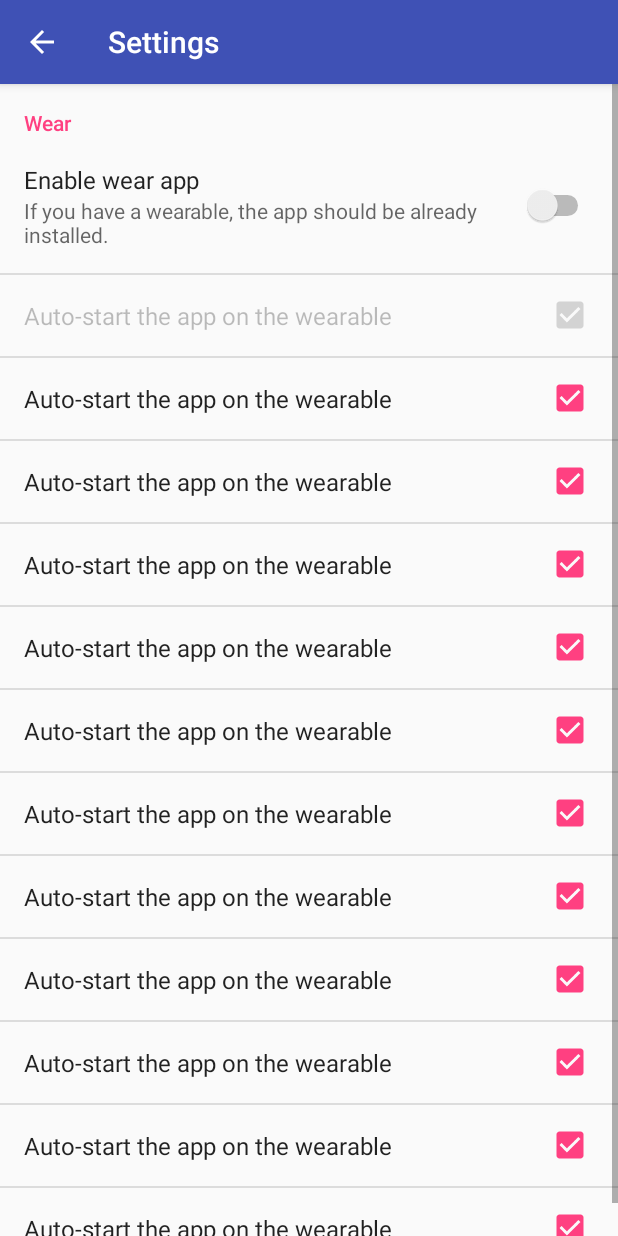
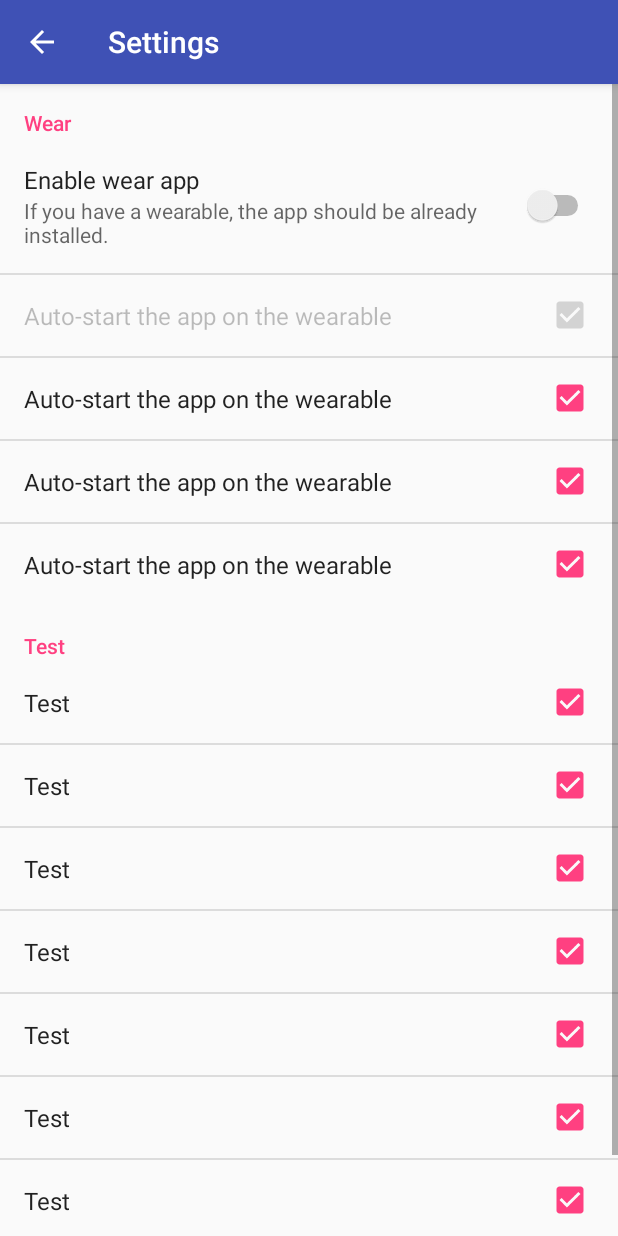
Before and after one commit to moraleja39/WearFPS, an Android app: the screen it shows after launch (SettingsActivity), in the options menu, after a tap on "Settings", on a phone screen of 412 x 824 dp. Run offline under Robolectric (Android 15) with nearby library versions, the phone set to English and light mode, and no system bars.

Commit message:
Added splash to wear app, refined data exchange

```diff
--- a/mobile/src/main/java/me/oviedo/wearfps/BackgroundService.java
+++ b/mobile/src/main/java/me/oviedo/wearfps/BackgroundService.java
@@ -34,9 +34,9 @@ public class BackgroundService extends Service implements GoogleApiClient.Connec
 
     private static final int FOREGROUND_NOTIFICATION_ID = 183;
 
-    public static final String START_ACTIVITY_PATH = "/start/MainActivity";
-    public static final String ALL_DATA_PATH = "/data/all";
-    public static final String FINISH_ACTIVITY_PATH = "/finish/MainActivity";
+    public static final String START_ACTIVITY_PATH = "/me.oviedo.wearfps/start/MainActivity";
+    public static final String ALL_DATA_PATH = "/me.oviedo.wearfps/data/all";
+    public static final String FINISH_ACTIVITY_PATH = "/me.oviedo.wearfps/finish/MainActivity";
 
     public static final String MOBILE_DATA_INTENT = "me.oviedo.wearfps.DATA_INTENT";
     public static final String MOBILE_INFO_INTENT = "me.oviedo.wearfps.INFO_INTENT";
@@ -172,7 +172,7 @@ public class BackgroundService extends Service implements GoogleApiClient.Connec
 
                         //Mobile
                         Intent intent = new Intent(MOBILE_DATA_INTENT);
-                        String[] values = serverMessage.split("-");
+                        String[] values = serverMessage.split(";");
                         intent.putExtra("CL", Integer.valueOf(values[0]));
                         intent.putExtra("GL", Integer.valueOf(values[1]));
                         intent.putExtra("FPS", Integer.valueOf(values[2]));
--- a/mobile/src/main/java/me/oviedo/wearfps/SettingsFragment.java
+++ b/mobile/src/main/java/me/oviedo/wearfps/SettingsFragment.java
@@ -1,15 +1,21 @@
 package me.oviedo.wearfps;
 
 
+import android.content.SharedPreferences;
 import android.os.Bundle;
+import android.preference.Preference;
+import android.preference.PreferenceCategory;
 import android.preference.PreferenceFragment;
 import android.support.v4.app.Fragment;
 import android.view.LayoutInflater;
 import android.view.View;
 import android.view.ViewGroup;
 import android.widget.TextView;
+import android.widget.Toast;
 
-public class SettingsFragment extends PreferenceFragment {
+public class SettingsFragment extends PreferenceFragment implements SharedPreferences.OnSharedPreferenceChangeListener {
+
+    //SharedPreferences.OnSharedPreferenceChangeListener listener = null;
 
     public SettingsFragment() {
         // Required empty public constructor
@@ -21,6 +27,18 @@ public class SettingsFragment extends PreferenceFragment {
         addPreferencesFromResource(R.xml.preferences);
     }
 
+    @Override
+    public void onResume() {
+        super.onResume();
+        getPreferenceScreen().getSharedPreferences().registerOnSharedPreferenceChangeListener(this);
+    }
+
+    @Override
+    public void onPause() {
+        super.onPause();
+        getPreferenceScreen().getSharedPreferences().unregisterOnSharedPreferenceChangeListener(this);
+    }
+
     /*@Override
     public View onCreateView(LayoutInflater inflater, ViewGroup container,
                              Bundle savedInstanceState) {
@@ -29,4 +47,18 @@ public class SettingsFragment extends PreferenceFragment {
         return textView;
     }*/
 
+    public void onSharedPreferenceChanged(SharedPreferences prefs, String key) {
+        /*if (key.equals("pref_wear_enabled")) {
+            //Toast.makeText(getActivity(), "Clicked", Toast.LENGTH_SHORT).show();
+            Preference pref = findPreference(key);
+            Preference wear = findPreference("pref_wear_autostart");
+            PreferenceCategory cat = (PreferenceCategory) findPreference("pref_cat");
+            if (pref.isEnabled()) {
+                cat.removePreference(wear);
+            } else {
+                cat.addPreference(wear);
+            }
+        }*/
+    }
+
 }
--- a/mobile/src/main/res/layout/settings_main.xml
+++ b/mobile/src/main/res/layout/settings_main.xml
@@ -28,6 +28,7 @@
         xmlns:app="http://schemas.android.com/apk/res-auto"
         app:layout_behavior="@string/appbar_scrolling_view_behavior"
         android:elevation="0dp"
+        android:animateLayoutChanges="true"
         android:id="@+id/fragmentHolder" />
 
 </android.support.design.widget.CoordinatorLayout>
--- a/mobile/src/main/res/values-v21/styles.xml
+++ b/mobile/src/main/res/values-v21/styles.xml
@@ -4,6 +4,6 @@
         <item name="windowActionBar">false</item>
         <item name="windowNoTitle">true</item>
         <item name="android:windowDrawsSystemBarBackgrounds">true</item>
-        <item name="android:statusBarColor">@android:color/transparent</item>
+        <!--<item name="android:statusBarColor">@android:color/transparent</item>-->
     </style>
 </resources>
--- a/mobile/src/main/res/xml/preferences.xml
+++ b/mobile/src/main/res/xml/preferences.xml
@@ -30,37 +30,44 @@
             android:key="pref_3"
             android:title="@string/pref_wear_autostart"
             android:defaultValue="true" />
+
+    </PreferenceCategory>
+
+    <PreferenceCategory
+        android:key="pref_test"
+        android:title="Test">
+
         <CheckBoxPreference
-            android:key="pref_3"
-            android:title="@string/pref_wear_autostart"
+            android:key="pref_4"
+            android:title="Test"
             android:defaultValue="true" />
         <CheckBoxPreference
-            android:key="pref_3"
-            android:title="@string/pref_wear_autostart"
+            android:key="pref_5"
+            android:title="Test"
             android:defaultValue="true" />
         <CheckBoxPreference
-            android:key="pref_3"
-            android:title="@string/pref_wear_autostart"
+            android:key="pref_6"
+            android:title="Test"
             android:defaultValue="true" />
         <CheckBoxPreference
-            android:key="pref_3"
-            android:title="@string/pref_wear_autostart"
+            android:key="pref_7"
+            android:title="Test"
             android:defaultValue="true" />
         <CheckBoxPreference
-            android:key="pref_3"
-            android:title="@string/pref_wear_autostart"
+            android:key="pref_8"
+            android:title="Test"
             android:defaultValue="true" />
         <CheckBoxPreference
-            android:key="pref_3"
-            android:title="@string/pref_wear_autostart"
+            android:key="pref_9"
+            android:title="Test"
             android:defaultValue="true" />
         <CheckBoxPreference
-            android:key="pref_3"
-            android:title="@string/pref_wear_autostart"
+            android:key="pref_10"
+            android:title="Test"
             android:defaultValue="true" />
         <CheckBoxPreference
-            android:key="pref_3"
-            android:title="@string/pref_wear_autostart"
+            android:key="pref_11"
+            android:title="Test"
             android:defaultValue="true" />
 
     </PreferenceCategory>
--- a/wear/src/main/AndroidManifest.xml
+++ b/wear/src/main/AndroidManifest.xml
@@ -11,7 +11,7 @@
         android:icon="@mipmap/ic_launcher"
         android:label="@string/app_name"
         android:supportsRtl="true"
-        android:theme="@android:style/Theme.DeviceDefault">
+        android:theme="@style/AppTheme">
         <uses-library
             android:name="com.google.android.wearable"
             android:required="false" />
@@ -20,7 +20,7 @@
             android:name=".MainActivity"
             android:label="@string/app_name"
             android:launchMode="singleInstance"
-            android:theme="@android:style/Theme.DeviceDefault.Light">
+            >
             <intent-filter>
                 <action android:name="android.intent.action.MAIN" />
 
@@ -31,7 +31,9 @@
         <service
             android:name=".WearDataLayerListenerService">
             <intent-filter>
+                <action android:name="com.google.android.gms.wearable.DATA_CHANGED" />
                 <action android:name="com.google.android.gms.wearable.MESSAGE_RECEIVED" />
+                <data android:scheme="wear" android:host="*" android:pathPrefix="/me.oviedo.wearfps" />
             </intent-filter>
         </service>
 
--- /dev/null
+++ b/wear/src/main/res/values/colors.xml
@@ -0,0 +1,4 @@
+<?xml version="1.0" encoding="utf-8"?>
+<resources>
+    <color name="windowBackground">#FF0000</color>
+</resources>
--- /dev/null
+++ b/wear/src/main/res/values/styles.xml
@@ -0,0 +1,6 @@
+<?xml version="1.0" encoding="utf-8"?>
+<resources>
+    <style name="AppTheme" parent="Theme.Wearable">
+        <item name="android:windowBackground">@drawable/splash</item>
+    </style>
+</resources>
```
Also changed, not shown: wear/src/main/java/me/oviedo/wearfps/WearDataLayerListenerService.java (+4 -4 lines), wear/src/main/res/drawable/splash.png (added).
